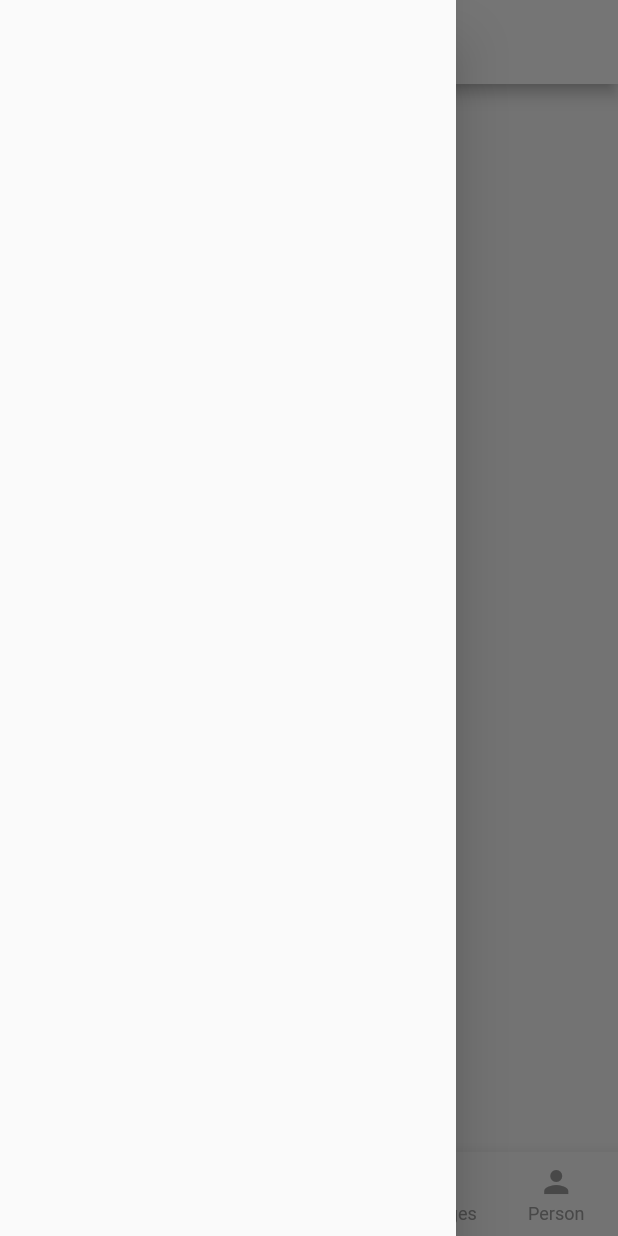
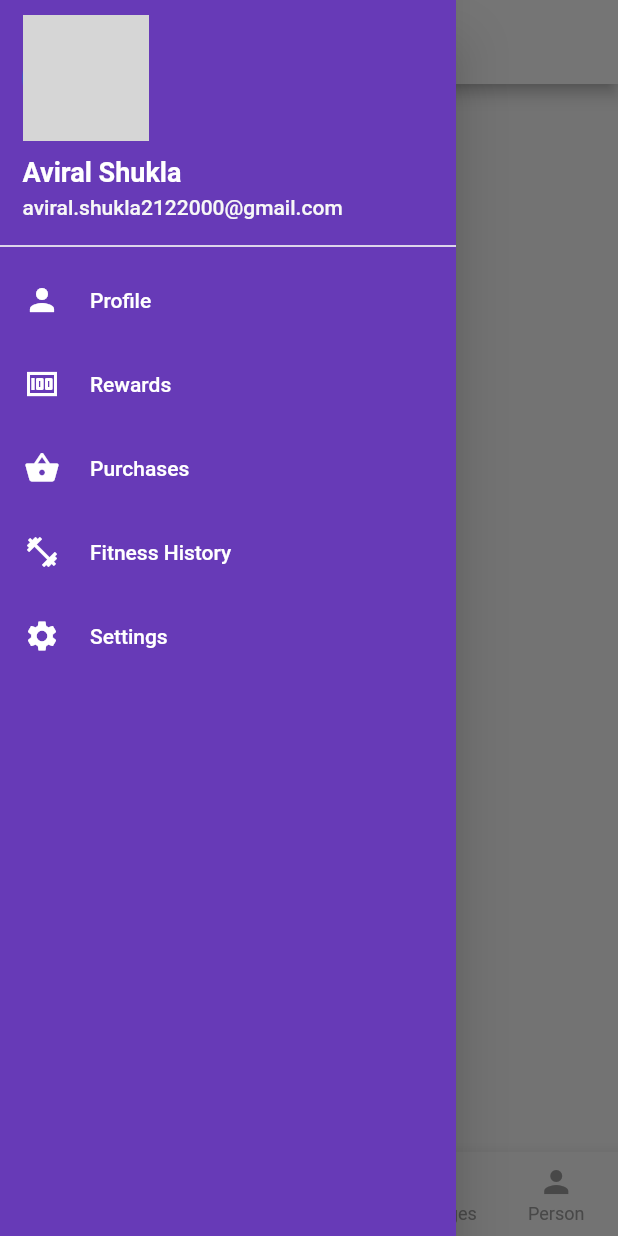
Before and after one commit to viralcodex/f3app, a Flutter app: the screen it shows after launch, with the side drawer open, on a phone screen of 412 x 824 dp. Run offline on Flutter 3.47's test engine with Material 2 defaults, Android fonts, the phone set to English and light mode, and no system bars; network calls fail; grey boxes are pictures that could not be loaded.

Commit message:
"Drawer improvements"

```diff
--- a/lib/main.dart
+++ b/lib/main.dart
@@ -69,7 +69,7 @@ class _MyAppState extends State<MyApp> {
           unselectedItemColor: Colors.grey,
         ),
       ),
-      theme: AppTheme.lightTheme,
+      debugShowCheckedModeBanner: false,
     );
   }
 }
--- a/lib/pages/challenge.dart
+++ b/lib/pages/challenge.dart
@@ -20,6 +20,7 @@ class ChallengePage extends StatelessWidget {
         ),
       ),
       theme: AppTheme.lightTheme,
+      debugShowCheckedModeBanner: false,
     );
   }
 }
--- a/lib/pages/community.dart
+++ b/lib/pages/community.dart
@@ -20,6 +20,7 @@ class CommunityPage extends StatelessWidget {
         ),
       ),
       theme: AppTheme.lightTheme,
+      debugShowCheckedModeBanner: false,
     );
   }
 }
--- a/lib/pages/home_page.dart
+++ b/lib/pages/home_page.dart
@@ -21,6 +21,7 @@ class HomePage extends StatelessWidget {
         ),
       ),
       theme: AppTheme.lightTheme,
+      debugShowCheckedModeBanner: false,
     );
   }
 }
--- a/lib/pages/store.dart
+++ b/lib/pages/store.dart
@@ -1,4 +1,4 @@
-import 'package:f3app/widget/navdraw.dart';
+import '../widget/navdraw.dart';
 import 'package:flutter/material.dart';
 import 'package:f3app/theme/apptheme.dart';
 
@@ -20,6 +20,7 @@ class StorePage extends StatelessWidget {
         ),
       ),
       theme: AppTheme.lightTheme,
+      debugShowCheckedModeBanner: false,
     );
   }
 }
--- a/lib/pages/user.dart
+++ b/lib/pages/user.dart
@@ -20,6 +20,7 @@ class UserPage extends StatelessWidget {
         ),
       ),
       theme: AppTheme.lightTheme,
+      debugShowCheckedModeBanner: false,
     );
   }
 }
--- a/lib/theme/apptheme.dart
+++ b/lib/theme/apptheme.dart
@@ -9,5 +9,6 @@ class AppTheme {
         ),
       ),
     );
+
   }
 }
--- a/lib/widget/navdraw.dart
+++ b/lib/widget/navdraw.dart
@@ -1,3 +1,6 @@
+import 'package:f3app/main.dart';
+import 'package:f3app/pages/store.dart';
+import 'package:f3app/pages/user.dart';
 import 'package:flutter/material.dart';
 
 class NavDrawer extends StatelessWidget {
@@ -5,8 +8,168 @@ class NavDrawer extends StatelessWidget {
 
   @override
   Widget build(BuildContext context) {
+    final _imgUrl =
+        "https://avatars.githubusercontent.com/u/79330197?s=400&u=fa3724c3eb574a0feb068a3f63acffa663676318&v=4";
     return Drawer(
-      child: Container(),
+      child: Material(
+        color: Colors.deepPurple,
+        child: ListView(
+          children: [
+            SizedBox(
+              child: Container(
+                padding: EdgeInsets.fromLTRB(15, 10, 0, 10),
+                child: Column(
+                  crossAxisAlignment: CrossAxisAlignment.start,
+                  children: [
+                    CircleAvatar(
+                      radius: 42,
+                      backgroundImage: NetworkImage(_imgUrl),
+                    ),
+                    Padding(
+                      padding: const EdgeInsets.fromLTRB(0, 10, 0, 0),
+                      child: Text(
+                        "Aviral Shukla",
+                        style: TextStyle(
+                          color: Colors.white,
+                          fontSize: 18,
+                          fontWeight: FontWeight.bold,
+                        ),
+                      ),
+                    ),
+                    Padding(
+                      padding: const EdgeInsets.fromLTRB(0, 5, 0, 0),
+                      child: Text(
+                        "aviral.shukla2122000@gmail.com",
+                        style: TextStyle(
+                          color: Color(0xfff7f7f7),
+                          fontSize: 14,
+                          fontWeight: FontWeight.w500,
+                        ),
+                      ),
+                    ),
+                  ],
+                ),
+              ),
+            ),
+            Divider(
+              color: Color(0xFFF5F5F5),
+              thickness: 1.1,
+            ),
+            InkWell(
+              child: ListTile(
+                onTap: () => selectedItem(context, 0),
+                leading: Icon(Icons.person),
+                iconColor: Colors.white,
+                horizontalTitleGap: 4,
+                title: Text(
+                  "Profile",
+                  style: TextStyle(
+                    color: Colors.white,
+                  ),
+                ),
+              ),
+            ),
+            InkWell(
+              child: ListTile(
+                onTap: () => selectedItem(context, 1),
+                leading: Icon(Icons.money),
+                iconColor: Colors.white,
+                horizontalTitleGap: 4,
+                title: Text(
+                  "Rewards",
+                  style: TextStyle(
+                    color: Colors.white,
+                  ),
+                ),
+              ),
+            ),
+            InkWell(
+              child: ListTile(
+                onTap: () => selectedItem(context, 2),
+                leading: Icon(Icons.shopping_basket),
+                iconColor: Colors.white,
+                horizontalTitleGap: 4,
+                title: Text(
+                  "Purchases",
+                  style: TextStyle(
+                    color: Colors.white,
+                  ),
+                ),
+              ),
+            ),
+            InkWell(
+              child: ListTile(
+                onTap: () => selectedItem(context, 3),
+                leading: Icon(Icons.fitness_center),
+                iconColor: Colors.white,
+                horizontalTitleGap: 4,
+                title: Text(
+                  "Fitness History",
+                  style: TextStyle(
+                    color: Colors.white,
+                  ),
+                ),
+              ),
+            ),
+            InkWell(
+              child: ListTile(
+                onTap: () => selectedItem(context, 4),
+                leading: Icon(Icons.settings),
+                iconColor: Colors.white,
+                horizontalTitleGap: 4,
+                title: Text(
+                  "Settings",
+                  style: TextStyle(
+                    color: Colors.white,
+                  ),
+                ),
+              ),
+            ),
+          ],
+        ),
+      ),
     );
   }
+
+  void selectedItem(BuildContext context, int index) {
+    Navigator.of(context).pop();
+    switch (index) {
+      case 0:
+
+        Navigator.of(context).push(
+          MaterialPageRoute(
+            builder: (context) => UserPage(),
+          ),
+        );
+        break;
+      case 1:
+        Navigator.of(context).push(
+          MaterialPageRoute(
+            builder: (context) => StorePage(),
+          ),
+        );
+        break;
+      case 2:
+        Navigator.of(context).push(
+          MaterialPageRoute(
+            builder: (context) => StorePage(),
+          ),
+        );
+        break;
+      case 3:
+        Navigator.of(context).push(
+          MaterialPageRoute(
+            builder: (context) => StorePage(),
+          ),
+        );
+        break;
+      case 4:
+        Navigator.of(context).push(
+          MaterialPageRoute(
+            builder: (context) => UserPage(),
+          ),
+        );
+        break;
+    }
+  }
 }
```
